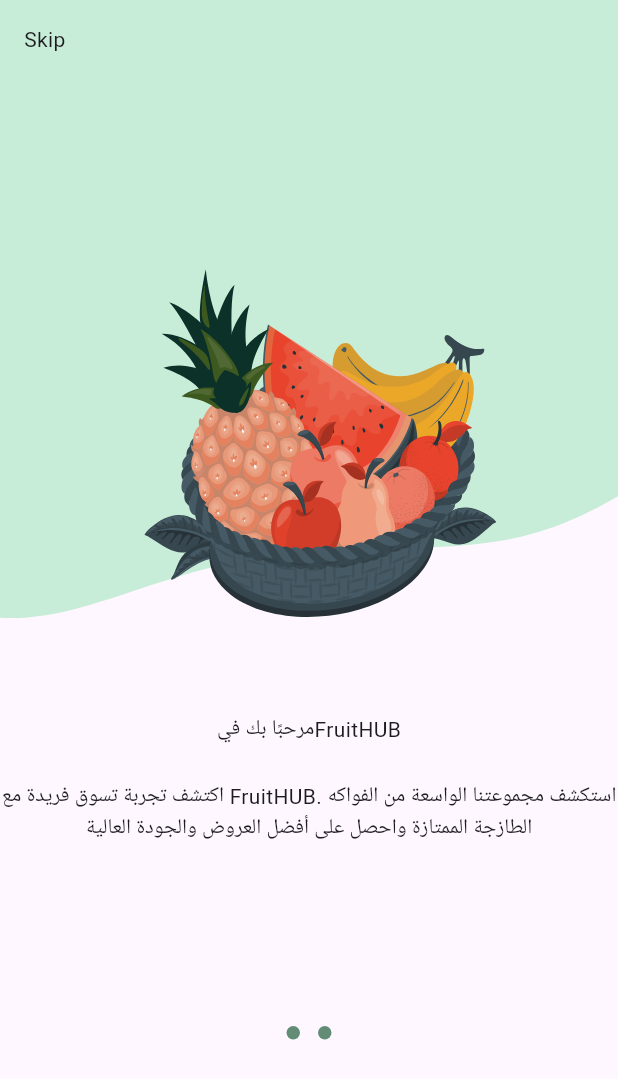
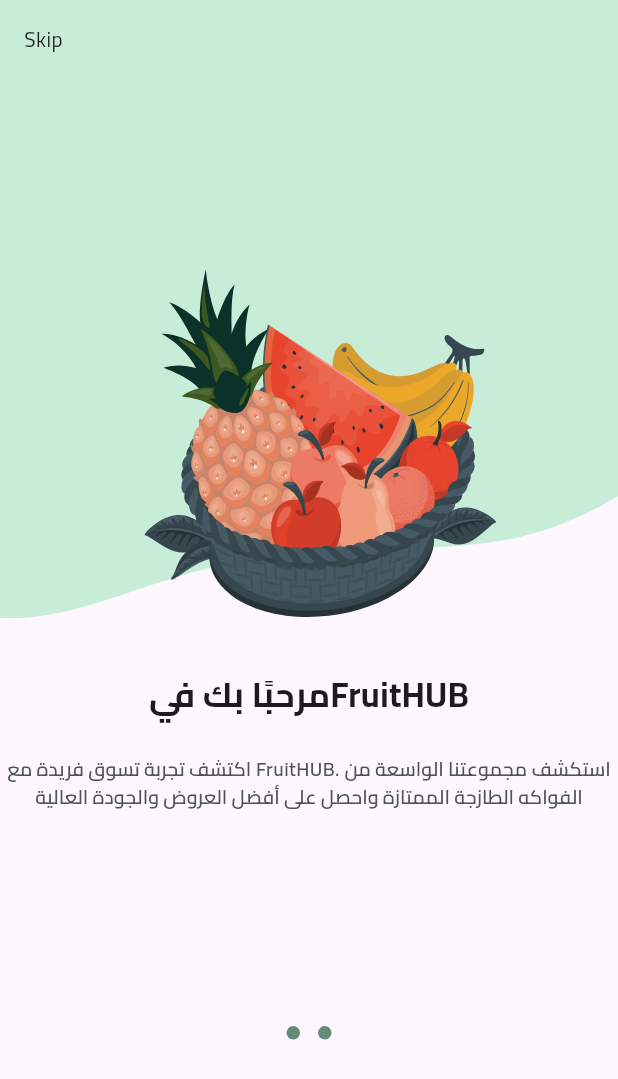
Before and after one commit to mahmoudahmed1718/ecommerce, a Flutter app: the screen it shows after launch, on a phone screen of 412 x 824 dp. Shown: the top 1079 px of the screen. Run offline on Flutter 3.47's test engine with Material 3 defaults, Android fonts, the phone set to English and light mode, and no system bars; drawn by our look-alikes of dots_indicator; our stand-ins replace easy_localization, flutter_svg.

Commit message:
Refactor code structure for improved readability and maintainability

```diff
--- a/lib/feature/onboarding/presentation/views/widgets/on_boarding_pageview.dart
+++ b/lib/feature/onboarding/presentation/views/widgets/on_boarding_pageview.dart
@@ -1,4 +1,5 @@
 import 'package:ecommerce/core/utils/app_images.dart';
+import 'package:ecommerce/core/utils/app_text_styels.dart';
 import 'package:ecommerce/feature/onboarding/presentation/views/widgets/page_view_item.dart';
 import 'package:flutter/material.dart';
 
@@ -11,29 +12,29 @@ class OnBoardingPageView extends StatelessWidget {
       controller: pageController,
       children: [
         PageViewItem(
-          isVisible:
-              (pageController.hasClients ? pageController.page!.round() : 0) ==
-              0,
+          isVisible: true,
           image: Assets.imagesPageviewImage1,
           backgroundImage: Assets.imagesPageviewBackgroundimage2,
           subtitle:
               'اكتشف تجربة تسوق فريدة مع FruitHUB. استكشف مجموعتنا الواسعة من الفواكه الطازجة الممتازة واحصل على أفضل العروض والجودة العالية',
           title: Row(
             mainAxisAlignment: MainAxisAlignment.center,
-            children: [Text('مرحبًا بك في'), Text('Fruit'), Text('HUB')],
+            children: [
+              Text('مرحبًا بك في', style: TextStyles.bold23),
+              Text('Fruit', style: TextStyles.bold23),
+              Text('HUB', style: TextStyles.bold23),
+            ],
           ),
         ),
         PageViewItem(
-          isVisible:
-              (pageController.hasClients ? pageController.page!.round() : 0) !=
-              0,
+          isVisible: false,
           image: Assets.imagesPageviewImage2,
           backgroundImage: Assets.imagesPageviewBackgroundimage2,
           subtitle:
               'اكتشف تجربة تسوق فريدة مع FruitHUB. استكشف مجموعتنا الواسعة من الفواكه الطازجة الممتازة واحصل على أفضل العروض والجودة العالية',
           title: Row(
             mainAxisAlignment: MainAxisAlignment.center,
-            children: [Text('ابحث وتسوق')],
+            children: [Text('ابحث وتسوق', style: TextStyles.bold23)],
           ),
         ),
       ],
--- a/lib/feature/onboarding/presentation/views/widgets/page_view_item.dart
+++ b/lib/feature/onboarding/presentation/views/widgets/page_view_item.dart
@@ -1,4 +1,5 @@
 import 'package:easy_localization/easy_localization.dart';
+import 'package:ecommerce/core/utils/app_text_styels.dart';
 import 'package:ecommerce/generated/locale_keys.g.dart';
 import 'package:flutter/material.dart';
 import 'package:flutter_svg/flutter_svg.dart';
@@ -44,10 +45,14 @@ class PageViewItem extends StatelessWidget {
             ],
           ),
         ),
-        const SizedBox(height: 64),
+        const SizedBox(height: 34),
         title,
         const SizedBox(height: 24),
-        Text(subtitle, textAlign: TextAlign.center),
+        Text(
+          subtitle,
+          textAlign: TextAlign.center,
+          style: TextStyles.semiBold13.copyWith(color: Color(0XFF4E5456)),
+        ),
         const SizedBox(height: 80),
       ],
     );
--- a/lib/main.dart
+++ b/lib/main.dart
@@ -25,6 +25,7 @@ class MyApp extends StatelessWidget {
   @override
   Widget build(BuildContext context) {
     return MaterialApp(
+      theme: ThemeData(fontFamily: 'Cairo'),
       localizationsDelegates: context.localizationDelegates,
       supportedLocales: context.supportedLocales,
       locale: context.locale,
```
Also changed, not shown: pubspec.yaml (+11 -6 lines), assets/fonts/Cairo-Black.ttf (added), assets/fonts/Cairo-Bold.ttf (added), assets/fonts/Cairo-ExtraBold.ttf (added), assets/fonts/Cairo-ExtraLight.ttf (added), assets/fonts/Cairo-Light.ttf (added), assets/fonts/Cairo-Medium.ttf (added), assets/fonts/Cairo-Regular.ttf (added), assets/fonts/Cairo-SemiBold.ttf (added).
